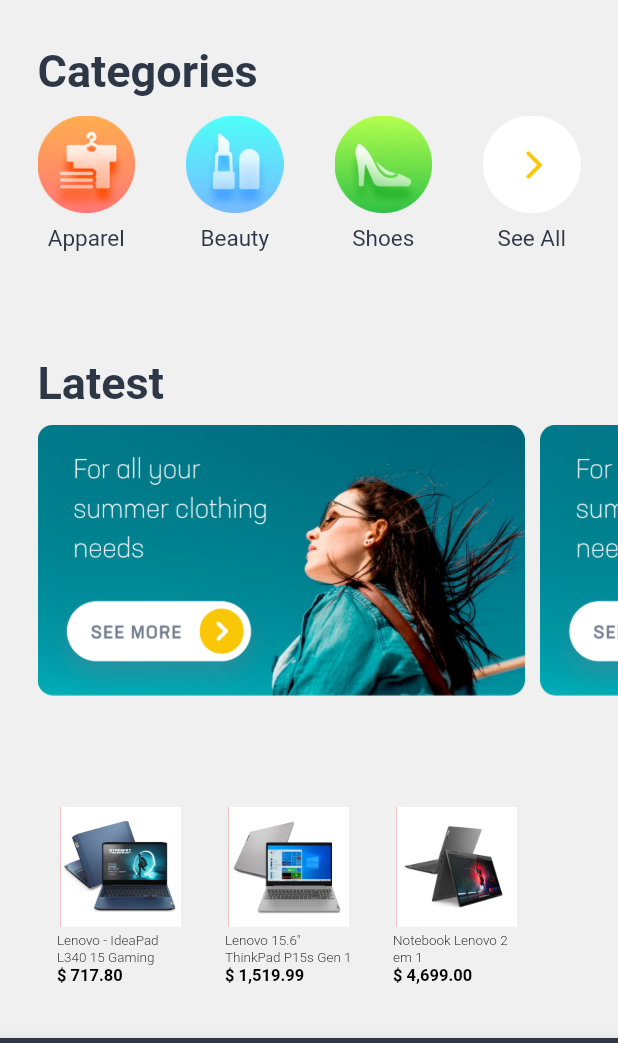
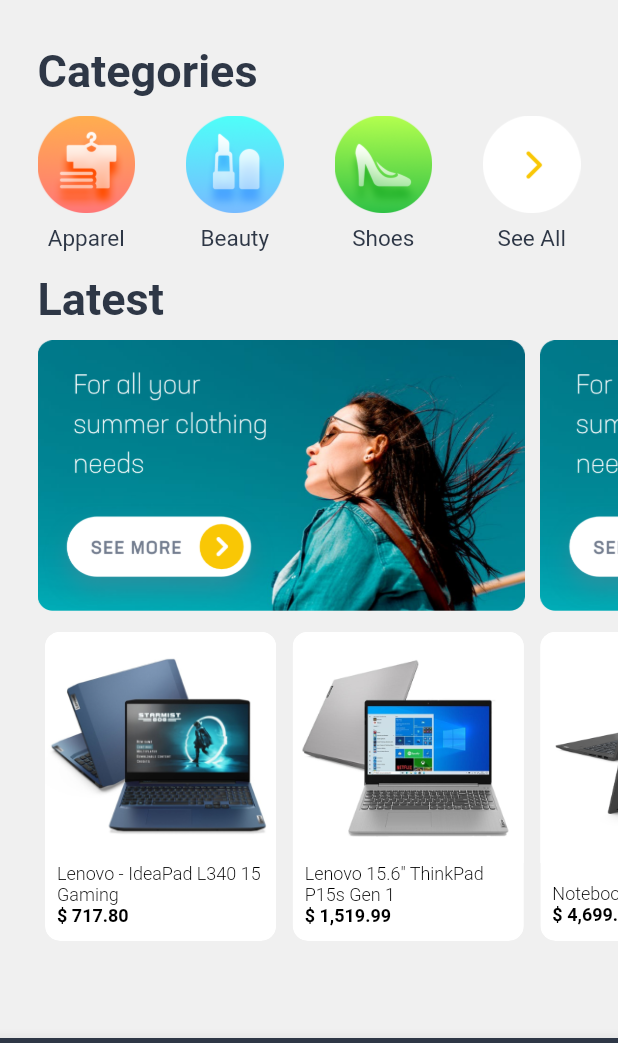
Before and after one commit to artbarbosa/store_app_devnology_clean_architecture, a Flutter app: the screen it shows after launch, on a phone screen of 412 x 824 dp, the part 90-1133 px from its top. Run offline on Flutter 3.47's test engine with Material 2 defaults, Android fonts, the phone set to English and light mode, and no system bars; our stand-ins replace flutter_svg, get_it, google_fonts.

Commit message:
update home

```diff
--- a/lib/app/_design_system/text_styles/text_styles_const.dart
+++ b/lib/app/_design_system/text_styles/text_styles_const.dart
@@ -18,13 +18,13 @@
   );
 
   static final nameProductCard = GoogleFonts.roboto(
-    fontSize: 9,
+    fontSize: 12,
     fontWeight: FontWeight.w300,
     color: Colors.black,
   );
 
   static final priceProductCard = GoogleFonts.roboto(
-    fontSize: 11,
+    fontSize: 12,
     fontWeight: FontWeight.w700,
     color: Colors.black,
   );
--- a/lib/app/_design_system/widgets/cards/custom_card_product_widget.dart
+++ b/lib/app/_design_system/widgets/cards/custom_card_product_widget.dart
@@ -15,6 +15,7 @@
 
   @override
   Widget build(BuildContext context) {
+    final currentSize = MediaQuery.of(context).size;
     return InkWell(
       onTap: () {
         Navigator.of(context)
@@ -22,25 +23,18 @@
       },
       child: AspectRatio(
         aspectRatio: 101 / 135,
+        child: ClipRRect(
+          borderRadius: BorderRadius.circular(10),
+          child: Container(
+            decoration: BoxDecoration(
+              color: Colors.white,
+              borderRadius: BorderRadius.circular(10),
+            ),
             child: Column(
               crossAxisAlignment: CrossAxisAlignment.start,
               children: [
-            Padding(
-              padding: const EdgeInsets.all(4.0),
-              child: Center(
-                child: Container(
-                  width: 80,
-                  height: 80,
-                  decoration: BoxDecoration(
-                    color: Colors.red,
-                    image: DecorationImage(
-                      image: Image.asset(product.image.first).image,
-                      fit: BoxFit.fitWidth,
-                    ),
-                  ),
-                ),
-              ),
-            ),
+                Image.asset(product.image.first),
+                const Spacer(),
                 Padding(
                   padding: const EdgeInsets.symmetric(horizontal: 8.0),
                   child: Text(
@@ -49,7 +43,8 @@
                   ),
                 ),
                 Padding(
-              padding: const EdgeInsets.only(left: 8.0, bottom: 10, right: 8.0),
+                  padding:
+                      const EdgeInsets.only(left: 8.0, bottom: 10, right: 8.0),
                   child: Text(
                     '\$ ${FormatDoubleDecimalWithCents.call(product.price, ',', '.')}',
                     style: TextStylesConst.priceProductCard,
@@ -58,6 +53,8 @@
               ],
             ),
           ),
+        ),
+      ),
     );
   }
 }
--- a/lib/app/app_widget.dart
+++ b/lib/app/app_widget.dart
@@ -8,7 +8,6 @@
   @override
   Widget build(BuildContext context) {
     return MaterialApp(
-      title: 'Flutter Demo',
       theme: ThemeData(
         primarySwatch: Colors.blue,
       ),
--- a/lib/app/modules/cart/presentation/ui/pages/cart_page.dart
+++ b/lib/app/modules/cart/presentation/ui/pages/cart_page.dart
@@ -34,7 +34,7 @@
         Padding(
           padding: const EdgeInsets.symmetric(horizontal: 15),
           child: SizedBox(
-            height: currentSize.height - 270,
+            height: currentSize.height - 300,
             child: AnimatedBuilder(
               animation: controller,
               builder: (_, __) {
--- a/lib/app/modules/home/presentation/ui/pages/components/list_product_horizontal_component.dart
+++ b/lib/app/modules/home/presentation/ui/pages/components/list_product_horizontal_component.dart
@@ -19,7 +19,7 @@
         crossAxisAlignment: CrossAxisAlignment.start,
         children: [
           SizedBox(
-            height: 135,
+            height: currentSize.height * 0.25,
             child: ListView.separated(
               separatorBuilder: (BuildContext context, int index) =>
                   const SizedBox(width: 11),
--- a/lib/app/modules/home/presentation/ui/pages/home_page.dart
+++ b/lib/app/modules/home/presentation/ui/pages/home_page.dart
@@ -29,6 +29,9 @@
               const ListBannersHorizontalComponent(),
               const Spacer(),
               ListProductHorizontalComponent(listProducts: listProducts),
+              const Spacer(),
+              const Spacer(),
+              const Spacer(),
             ],
           ),
         ),
```
Also changed, not shown: lib/app/modules/home/submodules/details/presentation/ui/containers/detail_container.dart (+4 -88 lines), lib/app/modules/home/submodules/details/presentation/ui/pages/detail_page.dart (added, +99 -0 lines). Lines whose indentation alone changed are shown as unchanged.
